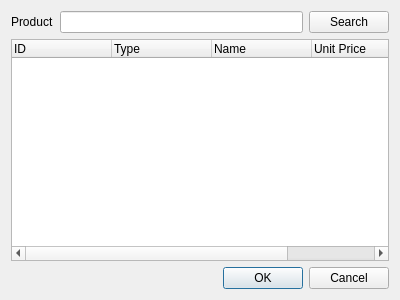
This is ManagementProgram/productdialog.ui in Jeong77777/Project_ClientChatManagementProgram_Qt_DB as Qt 5 draws it before an edit. The edited form follows.
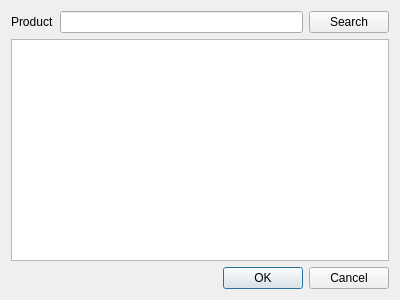
This is the edited form.

The edit to the form file:
```diff
--- a/ManagementProgram/productdialog.ui
+++ b/ManagementProgram/productdialog.ui
@@ -38,40 +38,13 @@
       </layout>
      </item>
      <item>
-      <widget class="QTreeWidget" name="treeWidget">
+      <widget class="QTreeView" name="treeView">
+       <property name="editTriggers">
+        <set>QAbstractItemView::NoEditTriggers</set>
+       </property>
        <property name="rootIsDecorated">
         <bool>false</bool>
        </property>
-       <column>
-        <property name="text">
-         <string>ID</string>
-        </property>
-       </column>
-       <column>
-        <property name="text">
-         <string>Type</string>
-        </property>
-       </column>
-       <column>
-        <property name="text">
-         <string>Name</string>
-        </property>
-       </column>
-       <column>
-        <property name="text">
-         <string>Unit Price</string>
-        </property>
-       </column>
-       <column>
-        <property name="text">
-         <string>Quntites in stock</string>
-        </property>
-       </column>
-       <column>
-        <property name="text">
-         <string/>
-        </property>
-       </column>
       </widget>
      </item>
     </layout>
```
